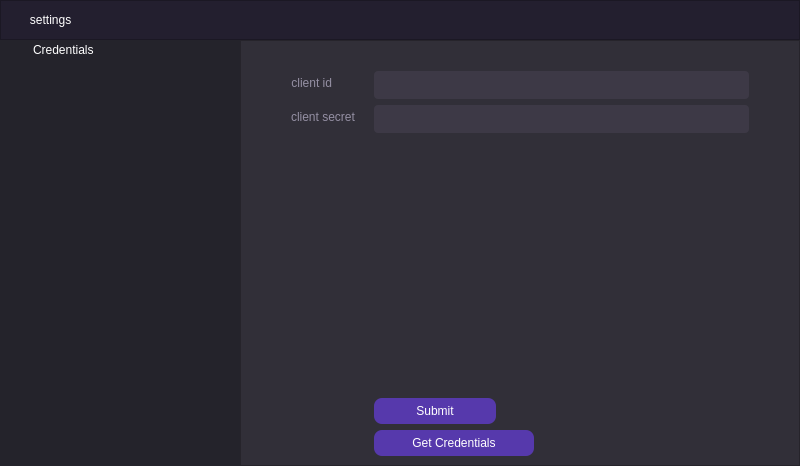
Above: Screens/Settings.ui from sortedcord/osu-statqt before the change. Below: the same form after it.
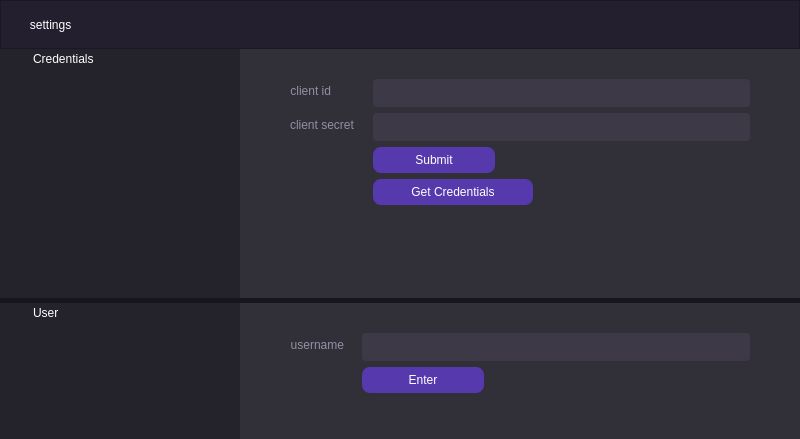
That is the form after the change. Icons and pictures are not drawn.

Commit message: Added Default User in UI

Patch:
```diff
--- a/Screens/Settings.ui
+++ b/Screens/Settings.ui
@@ -7,7 +7,7 @@
     <x>0</x>
     <y>0</y>
     <width>800</width>
-    <height>466</height>
+    <height>439</height>
    </rect>
   </property>
   <property name="windowTitle">
@@ -39,8 +39,8 @@
      <widget class="QFrame" name="frame_2">
       <property name="minimumSize">
        <size>
-        <width>0</width>
-        <height>40</height>
+        <width>800</width>
+        <height>49</height>
        </size>
       </property>
       <property name="maximumSize">
@@ -77,18 +77,76 @@
      </widget>
     </item>
     <item>
-     <layout class="QHBoxLayout" name="horizontalLayout">
+     <widget class="QFrame" name="frame_3">
+      <property name="styleSheet">
+       <string notr="true">border:none;</string>
+      </property>
+      <property name="frameShape">
+       <enum>QFrame::StyledPanel</enum>
+      </property>
+      <property name="frameShadow">
+       <enum>QFrame::Raised</enum>
+      </property>
+      <layout class="QVBoxLayout" name="verticalLayout_4">
       <property name="spacing">
+        <number>5</number>
+       </property>
+       <property name="leftMargin">
        <number>0</number>
       </property>
+       <property name="topMargin">
+        <number>0</number>
+       </property>
+       <property name="rightMargin">
+        <number>0</number>
+       </property>
+       <property name="bottomMargin">
+        <number>0</number>
+       </property>
       <item>
-       <widget class="QLabel" name="label">
+        <widget class="QFrame" name="frame_4">
+         <property name="minimumSize">
+          <size>
+           <width>798</width>
+           <height>249</height>
+          </size>
+         </property>
+         <property name="frameShape">
+          <enum>QFrame::StyledPanel</enum>
+         </property>
+         <property name="frameShadow">
+          <enum>QFrame::Raised</enum>
+         </property>
+         <layout class="QHBoxLayout" name="horizontalLayout_4">
+          <property name="spacing">
+           <number>0</number>
+          </property>
+          <property name="leftMargin">
+           <number>0</number>
+          </property>
+          <property name="topMargin">
+           <number>0</number>
+          </property>
+          <property name="rightMargin">
+           <number>0</number>
+          </property>
+          <property name="bottomMargin">
+           <number>0</number>
+          </property>
+          <item>
+           <widget class="QLabel" name="label_7">
         <property name="minimumSize">
          <size>
           <width>240</width>
           <height>0</height>
          </size>
         </property>
+            <property name="maximumSize">
+             <size>
+              <width>16777215</width>
+              <height>16777215</height>
+             </size>
+            </property>
         <property name="styleSheet">
          <string notr="true">font: 63 18pt &quot;Torus Pro SemiBold&quot;;
 background-color:rgb(36,35,43);
@@ -106,7 +164,13 @@
        </widget>
       </item>
       <item>
-       <widget class="QFrame" name="frame">
+           <widget class="QFrame" name="frame_5">
+            <property name="maximumSize">
+             <size>
+              <width>16777215</width>
+              <height>16777215</height>
+             </size>
+            </property>
         <property name="styleSheet">
          <string notr="true">background-color:rgb(49,47,56);
 font: 63 12pt &quot;Torus Pro SemiBold&quot;;
@@ -118,7 +182,7 @@
         <property name="frameShadow">
          <enum>QFrame::Raised</enum>
         </property>
-        <layout class="QFormLayout" name="formLayout">
+            <layout class="QFormLayout" name="formLayout_3">
          <property name="horizontalSpacing">
           <number>18</number>
          </property>
@@ -132,7 +196,7 @@
           <number>50</number>
          </property>
          <item row="0" column="0">
-          <widget class="QLabel" name="label_2">
+              <widget class="QLabel" name="label_8">
            <property name="text">
             <string>client id</string>
            </property>
@@ -142,7 +206,7 @@
           </widget>
          </item>
          <item row="0" column="1">
-          <widget class="QLineEdit" name="client_id_field">
+              <widget class="QLineEdit" name="client_id_field_3">
            <property name="styleSheet">
             <string notr="true">QLineEdit {
 background-color: rgb(61, 57, 70);
@@ -162,14 +226,14 @@
           </widget>
          </item>
          <item row="1" column="0">
-          <widget class="QLabel" name="label_3">
+              <widget class="QLabel" name="label_9">
            <property name="text">
             <string>client secret</string>
            </property>
           </widget>
          </item>
          <item row="1" column="1">
-          <widget class="QLineEdit" name="client_secret_field">
+              <widget class="QLineEdit" name="client_secret_field_3">
            <property name="styleSheet">
             <string notr="true">QLineEdit {
 background-color: rgb(61, 57, 70);
@@ -188,8 +252,8 @@
            </property>
           </widget>
          </item>
-         <item row="7" column="1">
-          <widget class="QPushButton" name="submit_credentials">
+             <item row="6" column="1">
+              <widget class="QPushButton" name="submit_credentials_3">
            <property name="styleSheet">
             <string notr="true">QPushButton {background-color: rgb(86,57,172);
 color: rgb(255, 255, 255);
@@ -212,8 +276,8 @@
            </property>
           </widget>
          </item>
-         <item row="8" column="1">
-          <widget class="QPushButton" name="get_credentials">
+             <item row="7" column="1">
+              <widget class="QPushButton" name="get_credentials_3">
            <property name="sizePolicy">
             <sizepolicy hsizetype="Fixed" vsizetype="Fixed">
              <horstretch>0</horstretch>
@@ -242,23 +306,166 @@
            </property>
           </widget>
          </item>
-         <item row="4" column="1">
-          <spacer name="verticalSpacer">
-           <property name="orientation">
-            <enum>Qt::Vertical</enum>
-           </property>
-           <property name="sizeHint" stdset="0">
+            </layout>
+           </widget>
+          </item>
+         </layout>
+        </widget>
+       </item>
+       <item>
+        <widget class="QFrame" name="frame_6">
+         <property name="minimumSize">
+          <size>
+           <width>798</width>
+           <height>136</height>
+          </size>
+         </property>
+         <property name="frameShape">
+          <enum>QFrame::StyledPanel</enum>
+         </property>
+         <property name="frameShadow">
+          <enum>QFrame::Raised</enum>
+         </property>
+         <layout class="QHBoxLayout" name="horizontalLayout_5">
+          <property name="spacing">
+           <number>0</number>
+          </property>
+          <property name="leftMargin">
+           <number>0</number>
+          </property>
+          <property name="topMargin">
+           <number>0</number>
+          </property>
+          <property name="rightMargin">
+           <number>0</number>
+          </property>
+          <property name="bottomMargin">
+           <number>0</number>
+          </property>
+          <item>
+           <widget class="QLabel" name="label_10">
+            <property name="minimumSize">
             <size>
-             <width>20</width>
-             <height>40</height>
-            </size>
-           </property>
-          </spacer>
-         </item>
+              <width>240</width>
+              <height>0</height>
+             </size>
+            </property>
+            <property name="maximumSize">
+             <size>
+              <width>16777215</width>
+              <height>16777215</height>
+             </size>
+            </property>
+            <property name="styleSheet">
+             <string notr="true">font: 63 18pt &quot;Torus Pro SemiBold&quot;;
+background-color:rgb(36,35,43);
+padding-left: 30px</string>
+            </property>
+            <property name="text">
+             <string>User</string>
+            </property>
+            <property name="alignment">
+             <set>Qt::AlignLeading|Qt::AlignLeft|Qt::AlignTop</set>
+            </property>
+            <property name="margin">
+             <number>20</number>
+            </property>
+           </widget>
+          </item>
+          <item>
+           <widget class="QFrame" name="frame_7">
+            <property name="maximumSize">
+             <size>
+              <width>16777215</width>
+              <height>16777215</height>
+             </size>
+            </property>
+            <property name="styleSheet">
+             <string notr="true">background-color:rgb(49,47,56);
+font: 63 12pt &quot;Torus Pro SemiBold&quot;;
+color: rgb(148, 143, 163)</string>
+            </property>
+            <property name="frameShape">
+             <enum>QFrame::StyledPanel</enum>
+            </property>
+            <property name="frameShadow">
+             <enum>QFrame::Raised</enum>
+            </property>
+            <layout class="QFormLayout" name="formLayout_4">
+             <property name="horizontalSpacing">
+              <number>18</number>
+             </property>
+             <property name="leftMargin">
+              <number>50</number>
+             </property>
+             <property name="topMargin">
+              <number>30</number>
+             </property>
+             <property name="rightMargin">
+              <number>50</number>
+             </property>
+             <item row="0" column="0">
+              <widget class="QLabel" name="label_11">
+               <property name="text">
+                <string>username</string>
+               </property>
+               <property name="alignment">
+                <set>Qt::AlignRight|Qt::AlignTrailing|Qt::AlignVCenter</set>
+               </property>
+              </widget>
+             </item>
+             <item row="0" column="1">
+              <widget class="QLineEdit" name="client_id_field_4">
+               <property name="styleSheet">
+                <string notr="true">QLineEdit {
+background-color: rgb(61, 57, 70);
+border: none;
+padding: 6px;
+border-radius: 4px;
+color: rgb(255,255,255);
+font: 63 10pt &quot;Torus Pro SemiBold&quot;;
+}
+
+QLineEdit:focus {
+border-style: solid;
+border-width: 2px;
+border-color:  rgb(148, 143, 163);
+}</string>
+               </property>
+              </widget>
+             </item>
+             <item row="2" column="1">
+              <widget class="QPushButton" name="submit_credentials_4">
+               <property name="styleSheet">
+                <string notr="true">QPushButton {background-color: rgb(86,57,172);
+color: rgb(255, 255, 255);
+padding: 6px;
+border-radius:8px;
+max-width:110px;
+text-align: center;}
+
+QPushButton:hover {	
+	background-color: rgb(140, 102, 255);
+}
+</string>
+               </property>
+               <property name="text">
+                <string>Enter</string>
+               </property>
+               <property name="icon">
+                <iconset>
+                 <normaloff>../Assets/check.png</normaloff>../Assets/check.png</iconset>
+               </property>
+              </widget>
+             </item>
         </layout>
        </widget>
       </item>
      </layout>
+        </widget>
+       </item>
+      </layout>
+     </widget>
     </item>
    </layout>
   </widget>
```
Lines whose indentation alone changed are shown as unchanged. The commit also changes 1 other file.
